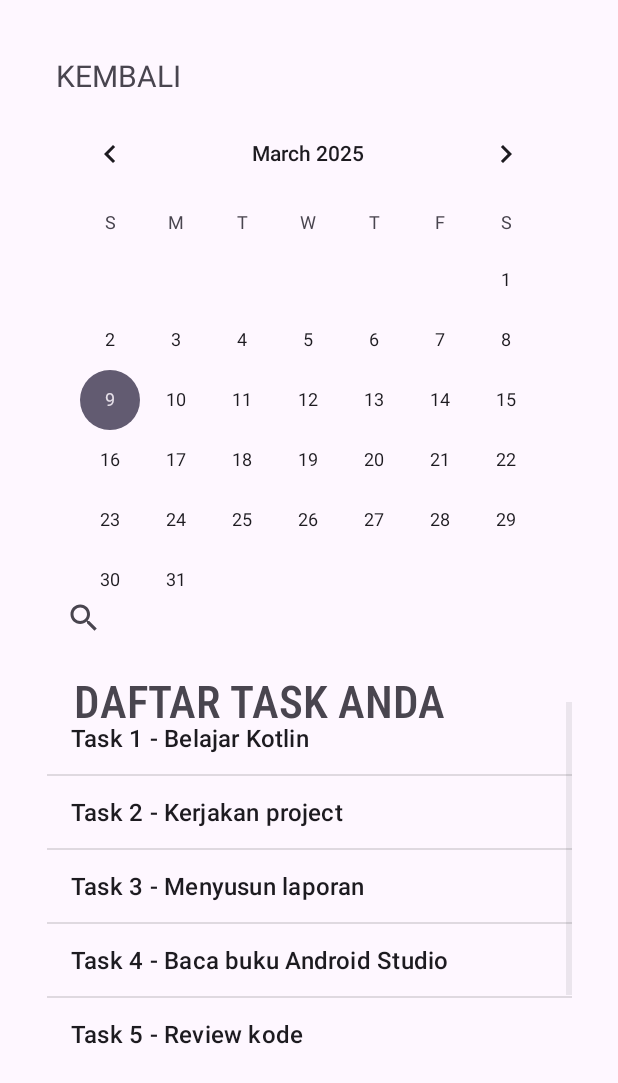
After one commit to Baybay-10/Tugas6PM, an Android app: the DashboardActivity screen opened directly, with no data from a screen before it, on a phone screen of 412 x 824 dp. The commit adds this screen. Shown: the top 1083 px of the screen. Run offline under Robolectric (Android 15) with nearby library versions, the phone set to English and light mode, and no system bars.

Commit message:
initial commit

```diff
--- a/app/src/main/AndroidManifest.xml
+++ b/app/src/main/AndroidManifest.xml
@@ -12,6 +12,9 @@
         android:supportsRtl="true"
         android:theme="@style/Theme.Tugas2PM"
         tools:targetApi="31">
+        <activity
+            android:name=".DashboardActivity"
+            android:exported="false" />
         <activity
             android:name=".RegisterActivity"
             android:exported="false" />
--- /dev/null
+++ b/app/src/main/java/com/example/tugas2pm/DashboardActivity.kt
@@ -0,0 +1,45 @@
+package com.example.tugas2pm
+
+import android.content.Intent
+import android.os.Bundle
+import androidx.activity.enableEdgeToEdge
+import androidx.appcompat.app.AppCompatActivity
+import android.widget.ArrayAdapter
+import android.widget.ListView
+import android.widget.TextView
+
+
+class DashboardActivity : AppCompatActivity() {
+
+    override fun onCreate(savedInstanceState: Bundle?) {
+        super.onCreate(savedInstanceState)
+        enableEdgeToEdge()
+        setContentView(R.layout.activity_dashboard)
+
+        // Mendapatkan referensi ListView dari XML
+        val listView: ListView = findViewById(R.id.listView)
+
+        // Data yang akan ditampilkan di dalam ListView
+        val taskList = arrayOf(
+            "Task 1 - Belajar Kotlin",
+            "Task 2 - Kerjakan project",
+            "Task 3 - Menyusun laporan",
+            "Task 4 - Baca buku Android Studio",
+            "Task 5 - Review kode",
+            "Task 6 - Mengumpulkan Tugas"
+        )
+
+        // Membuat ArrayAdapter untuk menghubungkan data ke ListView
+        val adapter = ArrayAdapter(this, android.R.layout.simple_list_item_1, taskList)
+        // Menetapkan adapter ke ListView
+        listView.adapter = adapter
+
+        val kembaliLink: TextView = findViewById(R.id.textView11)
+        // Menangani klik pada link Kembali
+        kembaliLink.setOnClickListener {
+            // Arahkan ke halaman Login
+            val intent = Intent(this, MainActivity::class.java)
+            startActivity(intent)
+        }
+    }
+}
--- a/app/src/main/java/com/example/tugas2pm/MainActivity.kt
+++ b/app/src/main/java/com/example/tugas2pm/MainActivity.kt
@@ -6,8 +6,7 @@ import androidx.appcompat.app.AppCompatActivity
 import android.widget.TextView
 import android.view.animation.AnimationUtils
 import android.content.Intent
-
-
+import android.widget.Button
 
 
 class MainActivity : AppCompatActivity() {
@@ -16,23 +15,32 @@ class MainActivity : AppCompatActivity() {
         enableEdgeToEdge()
         setContentView(R.layout.activity_main)
 
+        // menjalankan animasi pada welcomeText saat di run
         val welcomeText = findViewById<TextView>(R.id.welcomeText)
         val fadeIn = AnimationUtils.loadAnimation(this, R.anim.fade_in)
         welcomeText.startAnimation(fadeIn)
 
         val forgotPasswordLink: TextView = findViewById(R.id.textView4)
-
         // Menangani klik pada link Forgot Password
         forgotPasswordLink.setOnClickListener {
-            // Arahkan ke halaman reset password
+            // Arahkan ke halaman lupa password
             val intent = Intent(this, ForgotPasswordActivity::class.java)
             startActivity(intent)
         }
 
         val registrationLink: TextView = findViewById(R.id.textView7)
+        // Menangani klik pada link Registration
+        registrationLink.setOnClickListener{
+            // Arahkan ke halaman Registrasi
+            val intent = Intent(this, RegisterActivity::class.java)
+            startActivity(intent)
+        }
 
-        registrationLink.setOnClickListener{
-            val intent = Intent(this, RegisterActivity::class.java)
+        val loginLink: Button = findViewById(R.id.button)
+        // Menangani klik pada link login
+        loginLink.setOnClickListener{
+            // Arahkan ke halaman Dashboard
+            val intent = Intent(this, DashboardActivity::class.java)
             startActivity(intent)
         }
     }
--- /dev/null
+++ b/app/src/main/res/layout/activity_dashboard.xml
@@ -0,0 +1,68 @@
+<?xml version="1.0" encoding="utf-8"?>
+<androidx.constraintlayout.widget.ConstraintLayout xmlns:android="http://schemas.android.com/apk/res/android"
+    xmlns:app="http://schemas.android.com/apk/res-auto"
+    xmlns:tools="http://schemas.android.com/tools"
+    android:id="@+id/main"
+    android:layout_width="match_parent"
+    android:layout_height="match_parent"
+    tools:context=".DashboardActivity">
+
+
+    <CalendarView
+        android:id="@+id/calendarView"
+        android:layout_width="wrap_content"
+        android:layout_height="wrap_content"
+        app:layout_constraintBottom_toBottomOf="parent"
+        app:layout_constraintEnd_toEndOf="parent"
+        app:layout_constraintHorizontal_bias="0.493"
+        app:layout_constraintStart_toStartOf="parent"
+        app:layout_constraintTop_toTopOf="parent"
+        app:layout_constraintVertical_bias="0.141" />
+
+    <SearchView
+        android:id="@+id/searchView"
+        android:layout_width="348dp"
+        android:layout_height="40dp"
+        app:layout_constraintBottom_toBottomOf="parent"
+        app:layout_constraintEnd_toEndOf="parent"
+        app:layout_constraintStart_toStartOf="parent"
+        app:layout_constraintTop_toTopOf="parent" />
+
+    <TextView
+        android:id="@+id/textView10"
+        android:layout_width="wrap_content"
+        android:layout_height="wrap_content"
+        android:fontFamily="sans-serif-condensed-medium"
+        android:text="DAFTAR TASK ANDA"
+        android:textSize="30dp"
+        app:layout_constraintBottom_toBottomOf="parent"
+        app:layout_constraintEnd_toEndOf="parent"
+        app:layout_constraintHorizontal_bias="0.3"
+        app:layout_constraintStart_toStartOf="parent"
+        app:layout_constraintTop_toTopOf="parent"
+        app:layout_constraintVertical_bias="0.57" />
+
+    <ListView
+        android:id="@+id/listView"
+        android:layout_width="350dp"
+        android:layout_height="240dp"
+        app:layout_constraintBottom_toBottomOf="parent"
+        app:layout_constraintEnd_toEndOf="parent"
+        app:layout_constraintHorizontal_bias="0.506"
+        app:layout_constraintStart_toStartOf="parent"
+        app:layout_constraintTop_toTopOf="parent"
+        app:layout_constraintVertical_bias="0.801" />
+
+    <TextView
+        android:id="@+id/textView11"
+        android:layout_width="wrap_content"
+        android:layout_height="wrap_content"
+        android:text="KEMBALI"
+        android:textSize="20dp"
+        app:layout_constraintBottom_toBottomOf="parent"
+        app:layout_constraintEnd_toEndOf="parent"
+        app:layout_constraintHorizontal_bias="0.113"
+        app:layout_constraintStart_toStartOf="parent"
+        app:layout_constraintTop_toTopOf="parent"
+        app:layout_constraintVertical_bias="0.046" />
+</androidx.constraintlayout.widget.ConstraintLayout>
--- a/app/src/main/res/layout/activity_main.xml
+++ b/app/src/main/res/layout/activity_main.xml
@@ -132,7 +132,7 @@
         android:shadowDx="2"
         android:shadowDy="2"
         android:shadowRadius="4"
-        android:text="Selamat Datang Di BShop"
+        android:text="Selamat Datang Di Tasks"
         android:textColor="@android:color/white"
         android:textSize="32sp"
         android:textStyle="bold"
--- a/app/src/main/res/layout/activity_register.xml
+++ b/app/src/main/res/layout/activity_register.xml
@@ -103,10 +103,10 @@
         android:textSize="15dp"
         app:layout_constraintBottom_toBottomOf="parent"
         app:layout_constraintEnd_toEndOf="parent"
-        app:layout_constraintHorizontal_bias="0.285"
+        app:layout_constraintHorizontal_bias="0.21"
         app:layout_constraintStart_toStartOf="parent"
         app:layout_constraintTop_toTopOf="parent"
-        app:layout_constraintVertical_bias="0.692" />
+        app:layout_constraintVertical_bias="0.689" />
 
     <TextView
         android:id="@+id/textView9"
@@ -117,10 +117,10 @@
         android:textSize="15dp"
         app:layout_constraintBottom_toBottomOf="parent"
         app:layout_constraintEnd_toEndOf="parent"
-        app:layout_constraintHorizontal_bias="0.339"
+        app:layout_constraintHorizontal_bias="0.276"
         app:layout_constraintStart_toStartOf="parent"
         app:layout_constraintTop_toTopOf="parent"
-        app:layout_constraintVertical_bias="0.816" />
+        app:layout_constraintVertical_bias="0.814" />
 
     <EditText
         android:id="@+id/editTextTextPassword3"
```
